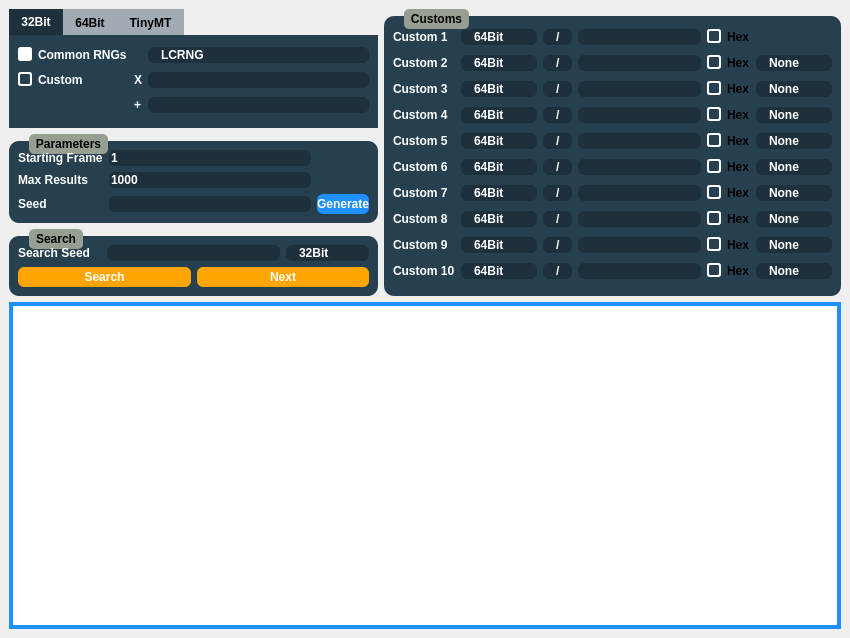
Old version of the form Forms/Util/Researcher.ui in the repository Admiral-Fish/PokeFinder.
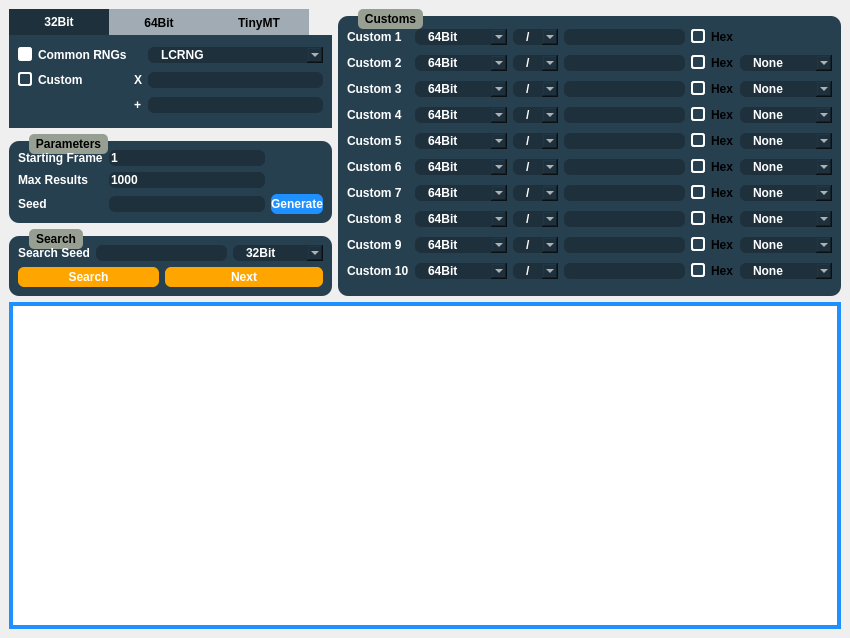
New version of the form. Icons and pictures are not drawn. Custom widgets are drawn as their Qt base class.

```diff
--- a/Forms/Util/Researcher.ui
+++ b/Forms/Util/Researcher.ui
@@ -38,6 +38,7 @@
 	color: black;
 	background-color: #A1ABB3;
 	font-family: &quot;Myriad Pro&quot;;
+	width: 100px;
 }
 
 QTabBar::tab:selected {
@@ -105,16 +106,6 @@
 	color: white;
 }
 
-QComboBox::down-arrow {
-	image: url(noimg);
-	border-width: 0px;
-}
-
-QComboBox::drop-down {
-	background: transparent;
-	width: 0px;
-}
-
 QLabel {
 	color: white;
 }
```
